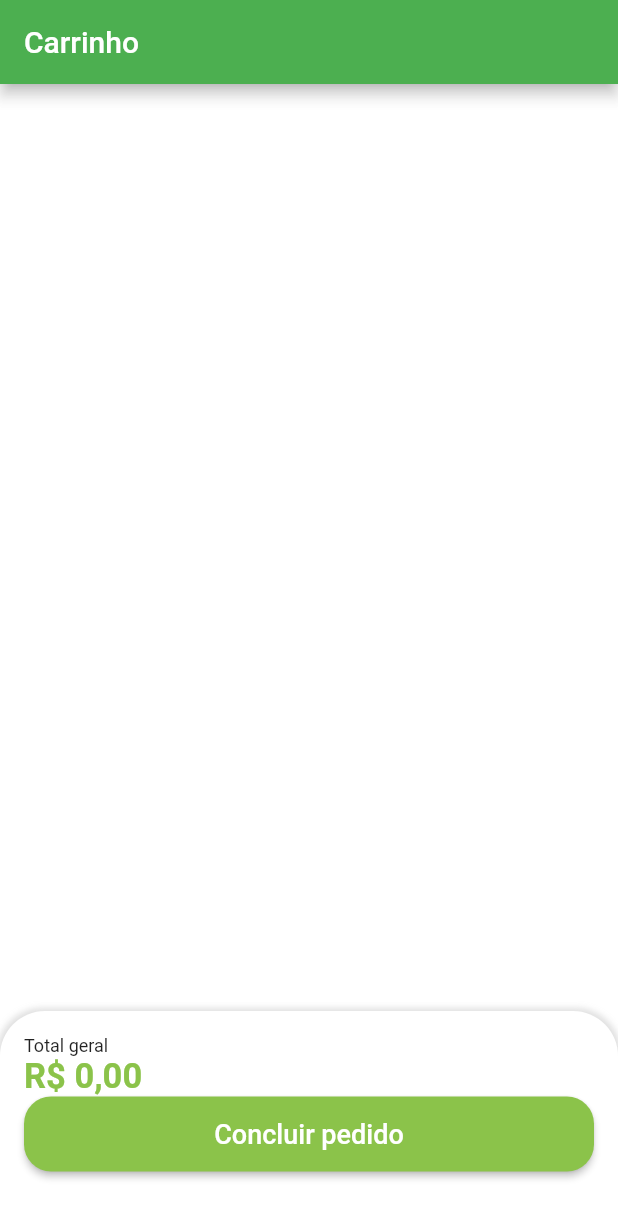
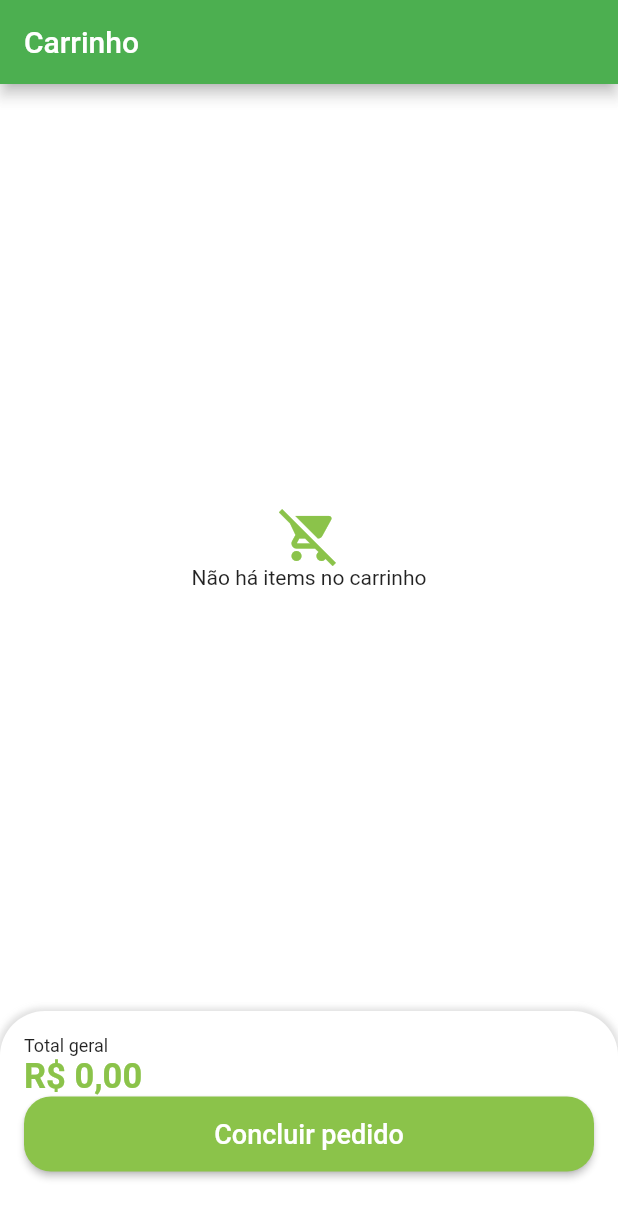
Before and after one commit to AndreLotusDev/GreenGrocerFlutter, a Flutter app: the CartTab screen opened directly, on a phone screen of 412 x 824 dp. Shown: the top 1218 px of the screen. Run offline on Flutter 3.47's test engine with Material 2 defaults, Android fonts, the phone set to English and light mode, and no system bars; our stand-ins replace animated_text_kit, badges, dio, flutter_secure_storage, fluttertoast, freezed_annotation and 4 more; missing offline and left inert: add_to_cart_animation; accounts and stored records are empty.

Commit message:
Finished cart controller and normal workflows

```diff
--- a/lib/src/pages/cart/repository/cart_repository.dart
+++ b/lib/src/pages/cart/repository/cart_repository.dart
@@ -42,7 +42,7 @@ class CartRepository {
     var result = await _httpManager.restRequest(
       url: Endpoints.modifyItemsQuantity,
       method: HttpMethods.post,
-      body: {'cartItemsId': cartItemId, 'quantity': quantity},
+      body: {'cartItemId': cartItemId, 'quantity': quantity},
       headers: {
         'X-Parse-Session-Token': token,
       },
--- a/lib/src/pages/cart/view/cart_tab.dart
+++ b/lib/src/pages/cart/view/cart_tab.dart
@@ -57,6 +57,20 @@ class _CartTabState extends State<CartTab> {
           Expanded(
             child: GetBuilder<CartController>(
               builder: (controller) {
+                if (controller.cartItems.isEmpty) {
+                  return Column(
+                    mainAxisAlignment: MainAxisAlignment.center,
+                    children: [
+                      Icon(
+                        Icons.remove_shopping_cart,
+                        size: 40,
+                        color: CustomColors.customSwatchColor,
+                      ),
+                      const Text('Não há items no carrinho')
+                    ],
+                  );
+                }
+
                 return ListView.builder(
                   itemCount: controller.getCartItemsLength(),
                   itemBuilder: (_, index) {
--- a/lib/src/pages/home/view/component/item_tile.dart
+++ b/lib/src/pages/home/view/component/item_tile.dart
@@ -2,6 +2,7 @@ import 'package:flutter/material.dart';
 import 'package:get/get.dart';
 import 'package:loja_virtual/src/config/custom_colors.dart';
 import 'package:loja_virtual/src/models/item_model.dart';
+import 'package:loja_virtual/src/pages/cart/controller/cart_controller.dart';
 import 'package:loja_virtual/src/pages/product/product_screen.dart';
 import 'package:loja_virtual/src/pages_routes/app_pages.dart';
 import 'package:loja_virtual/src/services/utils_services.dart';
@@ -22,6 +23,8 @@ class _ItemTileState extends State<ItemTile> {
   final UtilsServices utilsServices = UtilsServices();
 
   final GlobalKey imageGk = GlobalKey();
+
+  final cartController = Get.find<CartController>();
 
   IconData tileIconToSwitchOnBuy = Icons.add_shopping_cart_outlined;
 
@@ -101,6 +104,9 @@ class _ItemTileState extends State<ItemTile> {
                 child: InkWell(
                   onTap: () {
                     switchIcon();
+
+                    cartController.addItemToCart(item: widget.item);
+
                     widget.cartAnimationMethod(imageGk);
                   },
                   child: Ink(
```
Also changed, not shown: lib/src/pages/cart/controller/cart_controller.dart (+18 -10 lines), lib/src/pages/cart/view/components/cart_tile.dart (+9 -1 lines), lib/src/pages/home/view/home_tab.dart (+14 -5 lines).
